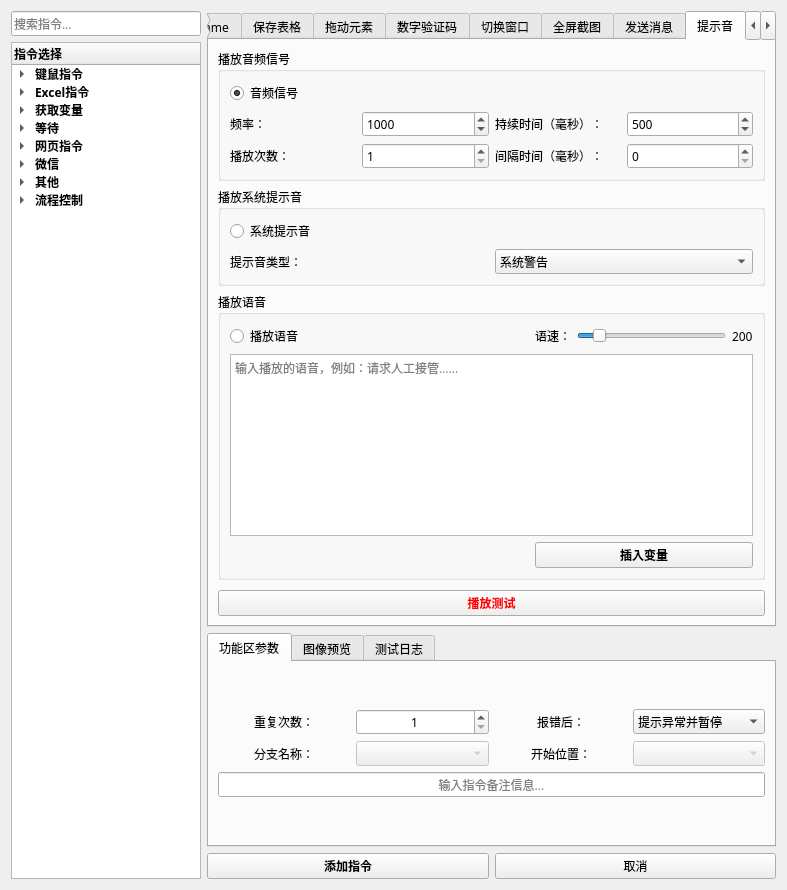
The window that 窗体/navigation.ui (FsterThanLight/automatic_clicker_2) describes before a commit, drawn with Qt 5.
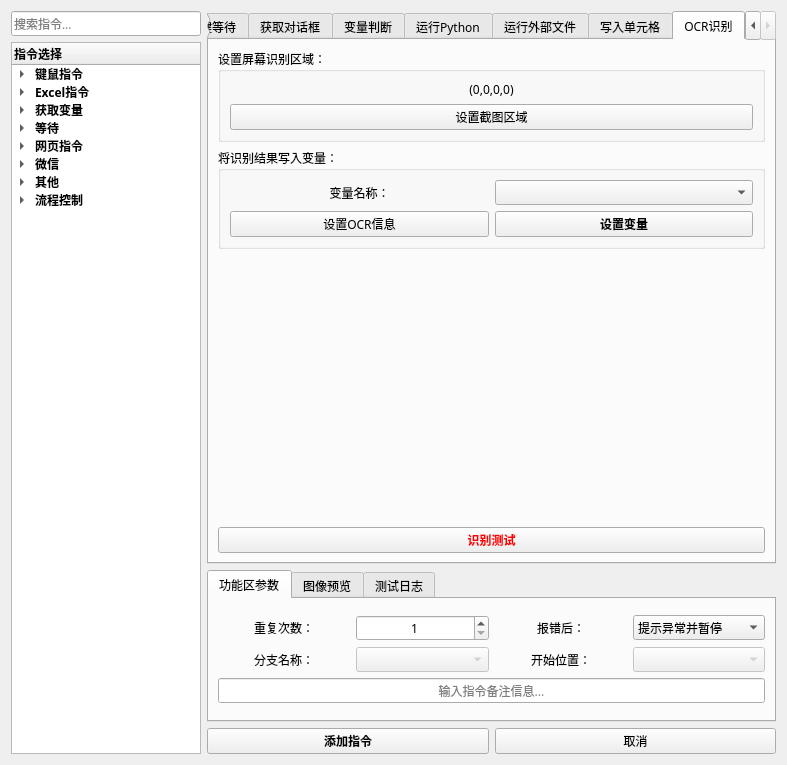
The same window after the commit. Icons and pictures are not drawn.

Commit message: 2024年03月04日 22:28:04 新增OCR识别指令

Patch:
```diff
--- a/窗体/navigation.ui
+++ b/窗体/navigation.ui
@@ -7,7 +7,7 @@
     <x>0</x>
     <y>0</y>
     <width>787</width>
-    <height>890</height>
+    <height>765</height>
    </rect>
   </property>
   <property name="font">
@@ -324,7 +324,7 @@
         <enum>QTabWidget::Rounded</enum>
        </property>
        <property name="currentIndex">
-        <number>23</number>
+        <number>36</number>
        </property>
        <property name="elideMode">
         <enum>Qt::ElideNone</enum>
@@ -7457,6 +7457,231 @@
          </item>
         </layout>
        </widget>
+       <widget class="QWidget" name="tab_40">
+        <attribute name="title">
+         <string>OCR识别</string>
+        </attribute>
+        <layout class="QVBoxLayout" name="verticalLayout_85">
+         <item>
+          <widget class="QGroupBox" name="groupBox_55">
+           <property name="title">
+            <string>设置屏幕识别区域：</string>
+           </property>
+           <layout class="QVBoxLayout" name="verticalLayout_61">
+            <item>
+             <layout class="QVBoxLayout" name="verticalLayout_84">
+              <item>
+               <widget class="QLabel" name="label_153">
+                <property name="text">
+                 <string>(0,0,0,0)</string>
+                </property>
+                <property name="alignment">
+                 <set>Qt::AlignCenter</set>
+                </property>
+               </widget>
+              </item>
+              <item>
+               <widget class="QPushButton" name="pushButton_46">
+                <property name="text">
+                 <string>设置截图区域</string>
+                </property>
+               </widget>
+              </item>
+             </layout>
+            </item>
+           </layout>
+          </widget>
+         </item>
+         <item>
+          <widget class="QGroupBox" name="groupBox_56">
+           <property name="title">
+            <string>将识别结果写入变量：</string>
+           </property>
+           <layout class="QGridLayout" name="gridLayout_59" columnstretch="1,1">
+            <item row="0" column="1">
+             <widget class="QComboBox" name="comboBox_59"/>
+            </item>
+            <item row="0" column="0">
+             <widget class="QLabel" name="label_154">
+              <property name="text">
+               <string>变量名称：</string>
+              </property>
+              <property name="alignment">
+               <set>Qt::AlignCenter</set>
+              </property>
+             </widget>
+            </item>
+            <item row="2" column="1">
+             <widget class="QPushButton" name="pushButton_48">
+              <property name="font">
+               <font>
+                <family>微软雅黑</family>
+                <weight>75</weight>
+                <bold>true</bold>
+               </font>
+              </property>
+              <property name="text">
+               <string>设置变量</string>
+              </property>
+             </widget>
+            </item>
+            <item row="2" column="0">
+             <widget class="QPushButton" name="pushButton_49">
+              <property name="text">
+               <string>设置OCR信息</string>
+              </property>
+             </widget>
+            </item>
+           </layout>
+          </widget>
+         </item>
+         <item>
+          <spacer name="verticalSpacer_34">
+           <property name="orientation">
+            <enum>Qt::Vertical</enum>
+           </property>
+           <property name="sizeHint" stdset="0">
+            <size>
+             <width>20</width>
+             <height>308</height>
+            </size>
+           </property>
+          </spacer>
+         </item>
+         <item>
+          <widget class="QPushButton" name="pushButton_47">
+           <property name="palette">
+            <palette>
+             <active>
+              <colorrole role="WindowText">
+               <brush brushstyle="SolidPattern">
+                <color alpha="255">
+                 <red>255</red>
+                 <green>0</green>
+                 <blue>0</blue>
+                </color>
+               </brush>
+              </colorrole>
+              <colorrole role="Text">
+               <brush brushstyle="SolidPattern">
+                <color alpha="255">
+                 <red>255</red>
+                 <green>0</green>
+                 <blue>0</blue>
+                </color>
+               </brush>
+              </colorrole>
+              <colorrole role="ButtonText">
+               <brush brushstyle="SolidPattern">
+                <color alpha="255">
+                 <red>255</red>
+                 <green>0</green>
+                 <blue>0</blue>
+                </color>
+               </brush>
+              </colorrole>
+              <colorrole role="PlaceholderText">
+               <brush brushstyle="SolidPattern">
+                <color alpha="128">
+                 <red>255</red>
+                 <green>0</green>
+                 <blue>0</blue>
+                </color>
+               </brush>
+              </colorrole>
+             </active>
+             <inactive>
+              <colorrole role="WindowText">
+               <brush brushstyle="SolidPattern">
+                <color alpha="255">
+                 <red>255</red>
+                 <green>0</green>
+                 <blue>0</blue>
+                </color>
+               </brush>
+              </colorrole>
+              <colorrole role="Text">
+               <brush brushstyle="SolidPattern">
+                <color alpha="255">
+                 <red>255</red>
+                 <green>0</green>
+                 <blue>0</blue>
+                </color>
+               </brush>
+              </colorrole>
+              <colorrole role="ButtonText">
+               <brush brushstyle="SolidPattern">
+                <color alpha="255">
+                 <red>255</red>
+                 <green>0</green>
+                 <blue>0</blue>
+                </color>
+               </brush>
+              </colorrole>
+              <colorrole role="PlaceholderText">
+               <brush brushstyle="SolidPattern">
+                <color alpha="128">
+                 <red>255</red>
+                 <green>0</green>
+                 <blue>0</blue>
+                </color>
+               </brush>
+              </colorrole>
+             </inactive>
+             <disabled>
+              <colorrole role="WindowText">
+               <brush brushstyle="SolidPattern">
+                <color alpha="255">
+                 <red>120</red>
+                 <green>120</green>
+                 <blue>120</blue>
+                </color>
+               </brush>
+              </colorrole>
+              <colorrole role="Text">
+               <brush brushstyle="SolidPattern">
+                <color alpha="255">
+                 <red>120</red>
+                 <green>120</green>
+                 <blue>120</blue>
+                </color>
+               </brush>
+              </colorrole>
+              <colorrole role="ButtonText">
+               <brush brushstyle="SolidPattern">
+                <color alpha="255">
+                 <red>120</red>
+                 <green>120</green>
+                 <blue>120</blue>
+                </color>
+               </brush>
+              </colorrole>
+              <colorrole role="PlaceholderText">
+               <brush brushstyle="SolidPattern">
+                <color alpha="128">
+                 <red>0</red>
+                 <green>0</green>
+                 <blue>0</blue>
+                </color>
+               </brush>
+              </colorrole>
+             </disabled>
+            </palette>
+           </property>
+           <property name="font">
+            <font>
+             <family>微软雅黑</family>
+             <weight>75</weight>
+             <bold>true</bold>
+            </font>
+           </property>
+           <property name="text">
+            <string>识别测试</string>
+           </property>
+          </widget>
+         </item>
+        </layout>
+       </widget>
       </widget>
      </item>
      <item>
```
Left out of the diff: 5 changed lines with no effect on the pictures. The commit also changes 14 other files.
